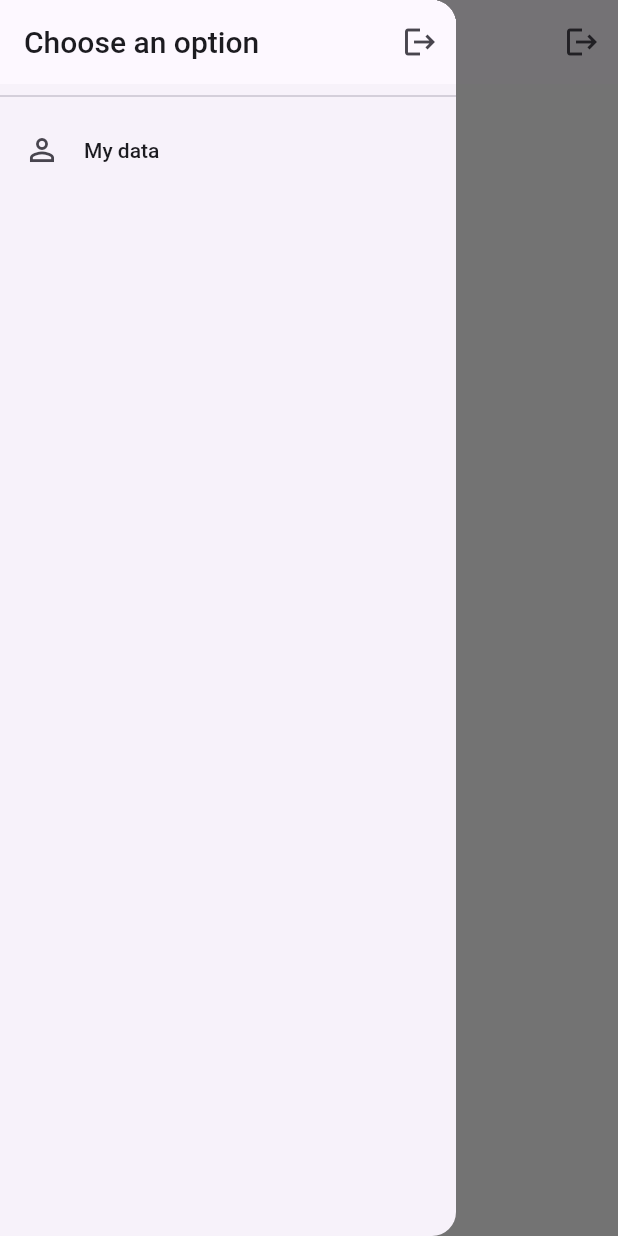
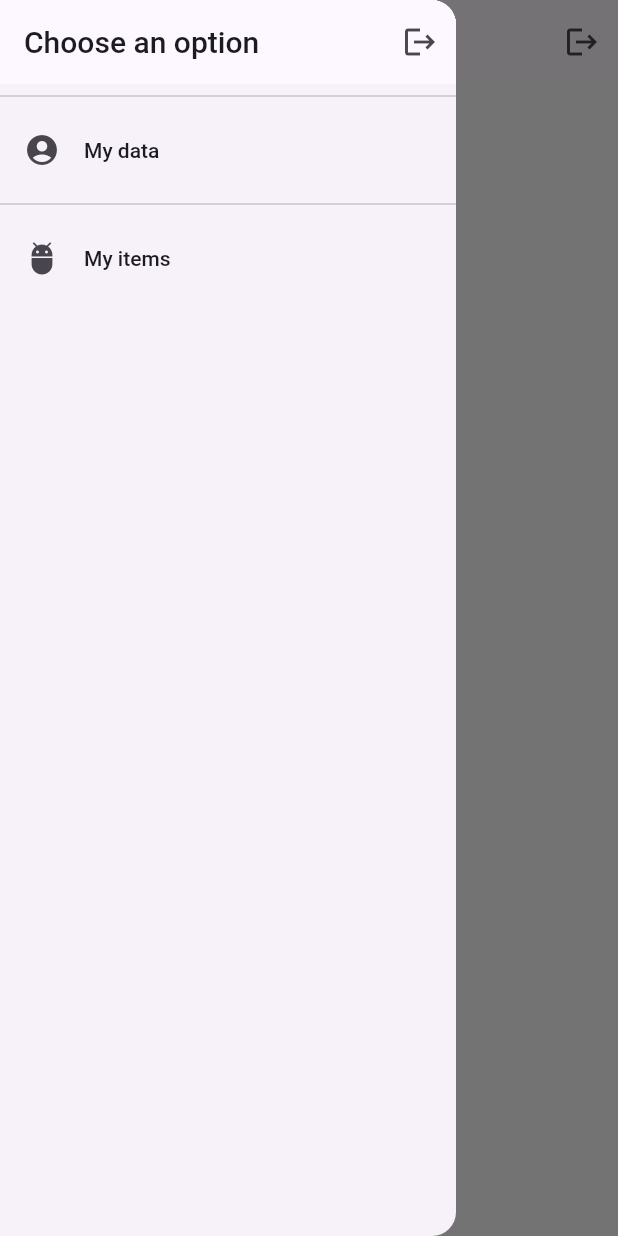
Before and after one commit to ivankopech/New-Shop, a Flutter app: the screen it shows once a user with an empty profile is signed in, with the side drawer open, on a phone screen of 412 x 824 dp. Run offline on Flutter 3.47's test engine with Material 2 defaults, Android fonts, the phone set to English and light mode, and no system bars; our stand-ins replace cloud_firestore, firebase_auth, firebase_core, firebase_storage; accounts and stored records are empty.

Commit message:
agrego acceso a items

```diff
--- a/lib/widgets/app_drawer.dart
+++ b/lib/widgets/app_drawer.dart
@@ -2,6 +2,7 @@ import 'package:flutter/material.dart';
 import 'package:firebase_auth/firebase_auth.dart';
 
 import '../screens/user_info_screen.dart';
+import '../screens/items.dart';
 
 class AppDrawer extends StatelessWidget {
   const AppDrawer({super.key});
@@ -25,10 +26,26 @@ class AppDrawer extends StatelessWidget {
           ),
           Divider(),
           ListTile(
-            leading: Icon(Icons.person_outline),
+            leading: Icon(Icons.account_circle),
             title: Text('My data'),
             onTap: () {
-              Navigator.of(context).pushNamed(UserInfoScreen.routeName);
+              Navigator.of(context).push(
+                MaterialPageRoute(
+                  builder: (ctx) => const UserInfoScreen(),
+                ),
+              );
+            },
+          ),
+          Divider(),
+          ListTile(
+            leading: Icon(Icons.adb_outlined),
+            title: Text('My items'),
+            onTap: () {
+              Navigator.of(context).push(
+                MaterialPageRoute(
+                  builder: (ctx) => const ItemsScreen(),
+                ),
+              );
             },
           ),
         ],
```
